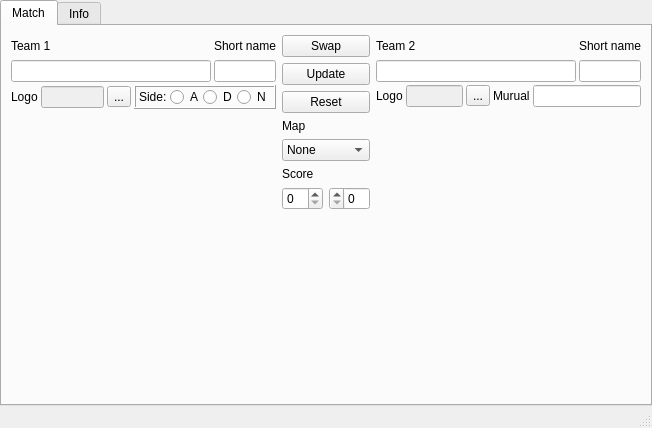
Krutix/ORCs-SBT, file mainwindow.ui: the form before one commit.
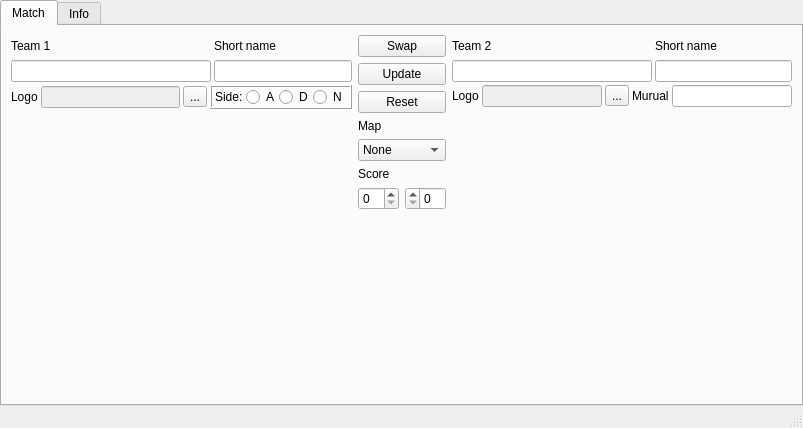
The form after the commit.

Commit message: Group radio button

Patch:
```diff
--- a/mainwindow.ui
+++ b/mainwindow.ui
@@ -6,7 +6,7 @@
    <rect>
     <x>0</x>
     <y>0</y>
-    <width>650</width>
+    <width>803</width>
     <height>428</height>
    </rect>
   </property>
```
Left out of the diff: 2 changed lines with no effect on the pictures. The commit also changes 4 other files.
